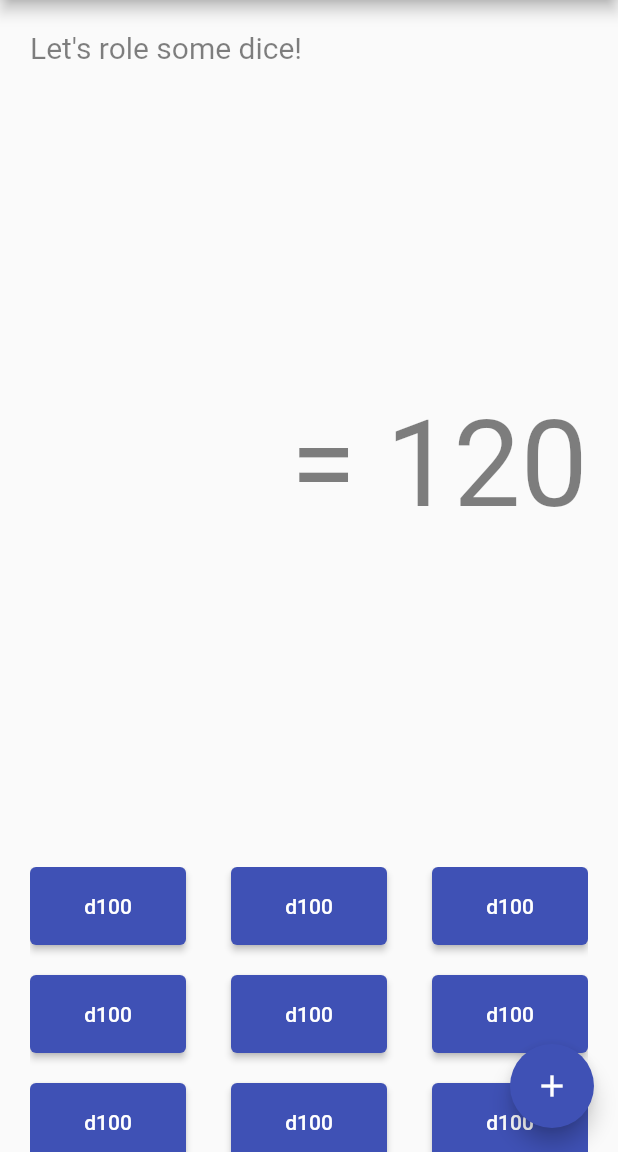
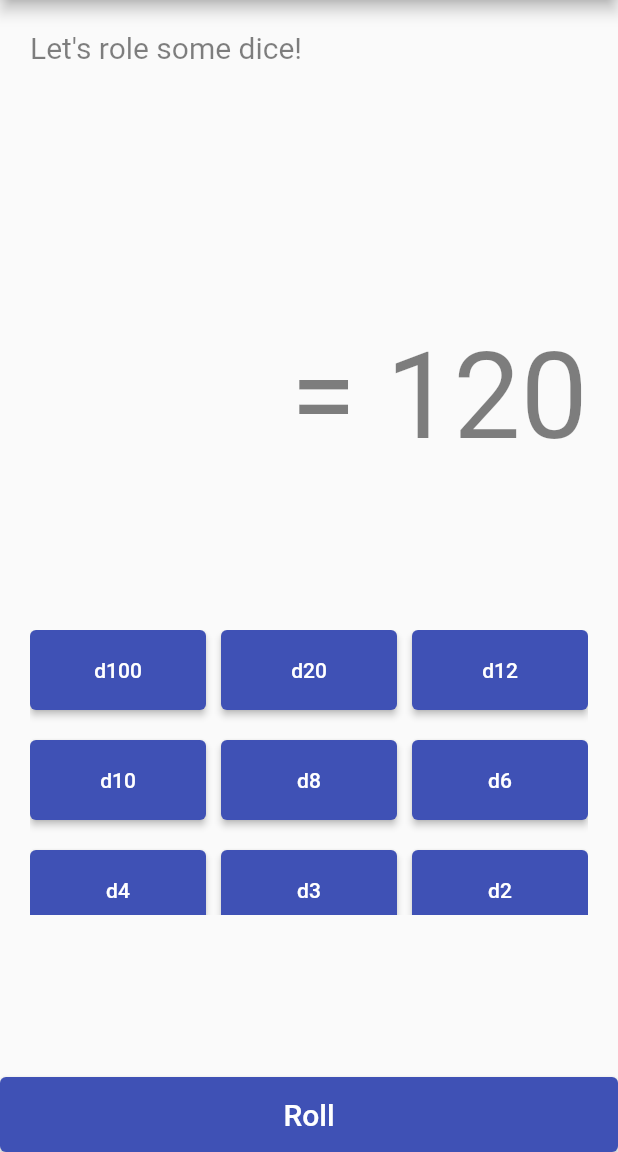
Before and after one commit to wkud/dice-roller-flutter, a Flutter app: the screen it shows after launch, on a phone screen of 412 x 824 dp, the part 84-1236 px from its top. Run offline on Flutter 3.47's test engine with Material 2 defaults, Android fonts, the phone set to English and light mode, and no system bars.

Commit message:
Finish layout

```diff
--- a/lib/home_page.dart
+++ b/lib/home_page.dart
@@ -29,57 +29,79 @@ class _MyHomePageState extends State<MyHomePage> {
         title: Text(widget.title),
       ),
       body: Container(
-        padding: EdgeInsets.only(left: 20, right: 20, top: 20),
         child: Column(
           mainAxisAlignment: MainAxisAlignment.spaceBetween,
           crossAxisAlignment: CrossAxisAlignment.start,
           children: <Widget>[
-            Text(
+            Container(
+              height: 110,
+              padding: EdgeInsets.only(left: 20, right: 20, top: 20),
+              child: Text(
                 "Let's role some dice!",
-              style:
-                  TextStyle(fontSize: 20, color: Colors.black.withOpacity(0.5)),
+                overflow: TextOverflow.clip,
+                style: TextStyle(
+                  fontSize: 20,
+                  color: Colors.black.withOpacity(0.5),
                 ),
-            Align(
+              ),
+            ),
+            Container(
+              padding: EdgeInsets.only(left: 20, right: 20),
+              child: Align(
                 alignment: Alignment.centerRight,
                 child: Text(
                   '= 120',
                   // '$_counter',
                   style: TextStyle(
-                    fontSize: 80, color: Colors.black.withOpacity(0.5)),
+                    fontSize: 80,
+                    color: Colors.black.withOpacity(0.5),
+                  ),
+                ),
               ),
             ),
             Container(
+              padding: EdgeInsets.only(left: 20, right: 20),
               height: 190,
               width: 1000,
               child: GridView.count(
-                childAspectRatio: 2,
+                childAspectRatio: 2.2,
                 crossAxisCount: 3,
                 mainAxisSpacing: 20,
-                crossAxisSpacing: 30,
+                crossAxisSpacing: 10,
                 children: List.generate(
                   9,
-                  (index) => SizedBox(
-                    width: 10.0,
-                    height: 80.0,
-                    child: ElevatedButton(
+                  (index) => ElevatedButton(
                     style: ButtonStyle(),
                     onPressed: () {},
-                      child: const Text(
-                        'd100',
+                    child: Text('d${widget.diceTypes[index]}'),
                   ),
                 ),
+              ),
+            ),
+            Row(
+              children: [
+                Expanded(
+                  child: Container(
+                    height: 50,
+                    child: ElevatedButton(
+                      onPressed: () {},
+                      child: Text(
+                        'Roll',
+                        style: TextStyle(fontSize: 20),
                       ),
                     ),
                   ),
                 ),
               ],
+            )
+          ],
         ),
       ),
-      floatingActionButton: FloatingActionButton(
-        onPressed: _incrementCounter,
-        tooltip: 'Increment',
-        child: Icon(Icons.add),
-      ),
+      // floatingActionButton: FloatingActionButton(
+      //   onPressed: _incrementCounter,
+      //   tooltip: 'Increment',
+      //   child: Icon(Icons.add),
+      // ),
     );
   }
 }
```
Lines whose indentation alone changed are shown as unchanged.
